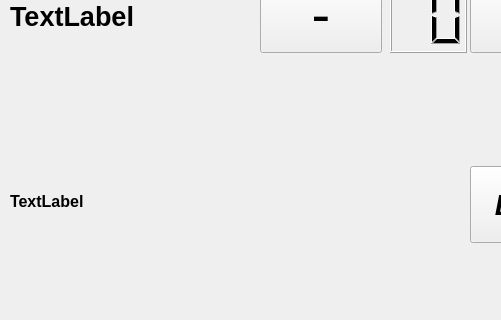
The window that score.ui (thomasez/WalkInThePark) describes before a commit, drawn with Qt 5; both pictures show x 0 to 501 and y 207 to 527 of the 600 by 527 pixel window.
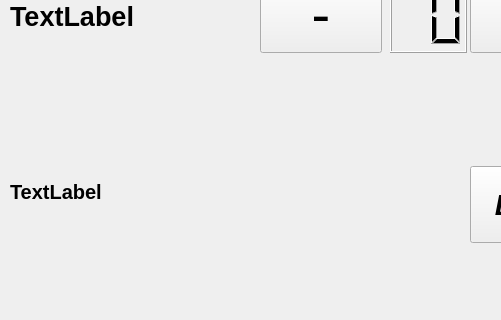
The same window after the commit.

Commit message: Just bigger fonts for the result/total part.

The edit to the form file:
```diff
--- a/score.ui
+++ b/score.ui
@@ -192,14 +192,14 @@
     <property name="geometry">
      <rect>
       <x>10</x>
-      <y>340</y>
-      <width>321</width>
-      <height>71</height>
+      <y>320</y>
+      <width>341</width>
+      <height>91</height>
      </rect>
     </property>
     <property name="font">
      <font>
-      <pointsize>12</pointsize>
+      <pointsize>15</pointsize>
       <weight>75</weight>
       <bold>true</bold>
      </font>
```
The commit also changes 1 other file.
